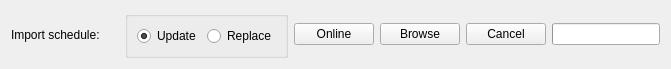
This is src/gui/importschedulewidget.ui in edulix/confclerk as Qt 5 draws it before an edit. The edited form follows.
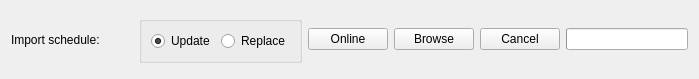
This is the edited form.

Diff of the .ui file:
```diff
--- a/src/gui/importschedulewidget.ui
+++ b/src/gui/importschedulewidget.ui
@@ -1,12 +1,12 @@
 <ui version="4.0" >
  <class>ImportScheduleWidget</class>
- <widget class="QWidget" name="ImportScheduleWidget" >
-  <property name="geometry" >
+ <widget class="QWidget" name="ImportScheduleWidget">
+  <property name="geometry">
    <rect>
     <x>0</x>
     <y>0</y>
-    <width>671</width>
-    <height>66</height>
+    <width>699</width>
+    <height>79</height>
    </rect>
   </property>
   <property name="sizePolicy" >
```
Left out of the diff: 61 changed lines with no effect on the pictures.
